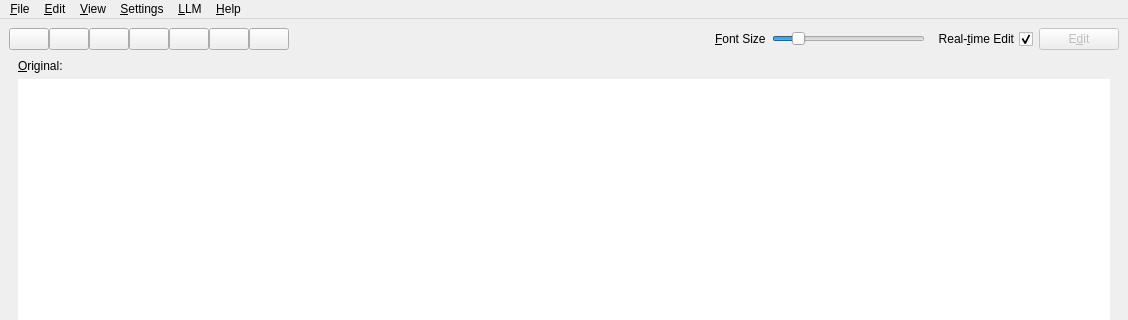
Qt form negar_gui/mwin.ui (javadr/negar-gui) before a commit; both pictures show x 0 to 1128 and y 0 to 320 of the 1128 by 787 pixel window.
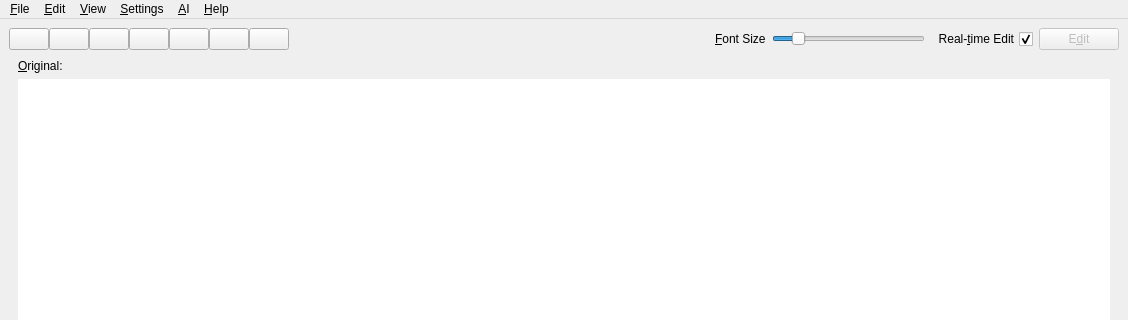
The same form after that commit. Icons and pictures are not drawn.

```diff
--- a/negar_gui/mwin.ui
+++ b/negar_gui/mwin.ui
@@ -539,7 +539,7 @@
    </widget>
     <widget class="QMenu" name="menuLLM">
      <property name="title">
-      <string>&amp;LLM</string>
+       <string>&amp;AI</string>
      </property>
     </widget>
     <widget class="QMenu" name="menuHelp">
```
